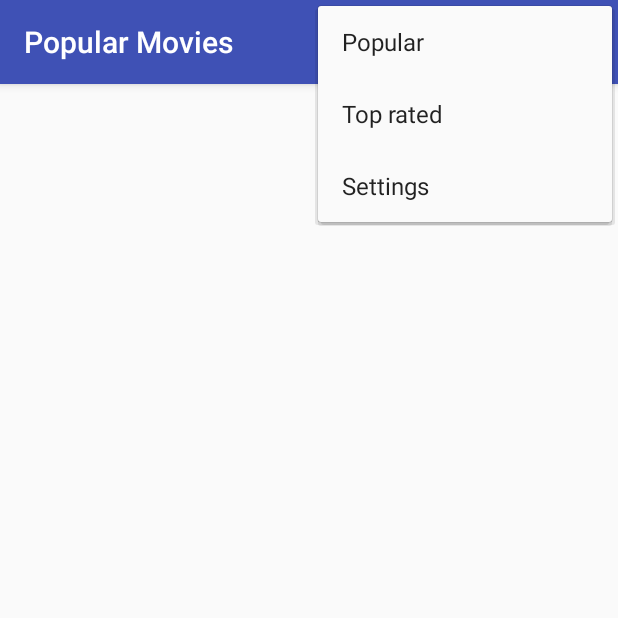
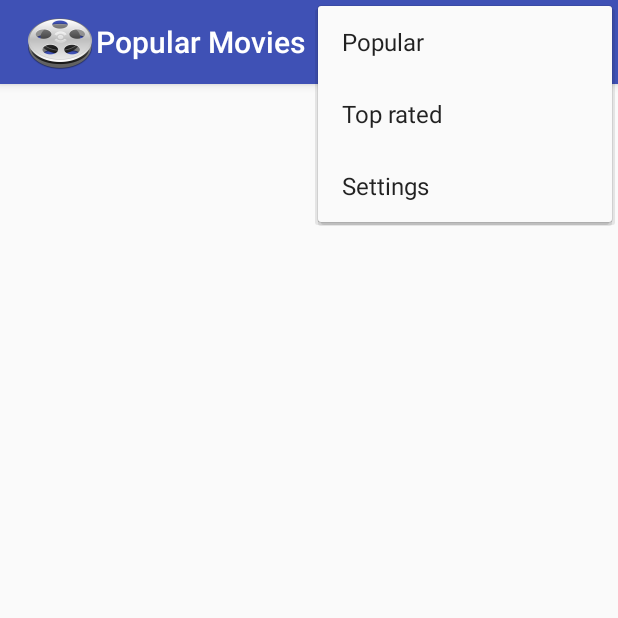
Before and after one commit to DaceyE/PopularMovies, an Android app: the screen it shows after launch (MainActivity), with the options menu open, on a phone screen of 412 x 824 dp, the top half of it. Run offline under Robolectric (Android 15) with nearby library versions, the phone set to English and light mode, and no system bars; our stand-ins replace Picasso; pictures from the network do not load; 1 statement that could not run was skipped.

Commit message:
Added custom app icon and displayed it in the actiobar of main activity.

```diff
--- a/app/src/main/java/com/example/android/ennis/barrett/popularmovies/MainActivity.java
+++ b/app/src/main/java/com/example/android/ennis/barrett/popularmovies/MainActivity.java
@@ -8,6 +8,7 @@ import android.os.Bundle;
 import android.preference.PreferenceManager;
 import android.support.v4.app.Fragment;
 import android.support.v4.app.FragmentManager;
+import android.support.v7.app.ActionBar;
 import android.support.v7.app.AppCompatActivity;
 import android.support.v7.widget.Toolbar;
 import android.util.Log;
@@ -55,6 +56,10 @@ public class MainActivity extends AppCompatActivity implements MainFragment.List
         setContentView(R.layout.activity_main);
         Toolbar toolbar = (Toolbar) findViewById(R.id.toolbar);
         setSupportActionBar(toolbar);
+        ActionBar actionBar = getSupportActionBar();
+        actionBar.setDisplayShowHomeEnabled(true);
+        actionBar.setIcon(R.mipmap.ic_launcher);
+
 
         TMDbSyncAdapter.initializeSyncAdapter(this);
         Log.i(TAG, "onCreate finished");
```
Also changed, not shown: app/src/main/res/mipmap-hdpi/ic_launcher.png, app/src/main/res/mipmap-mdpi/ic_launcher.png, app/src/main/res/mipmap-xhdpi/ic_launcher.png, app/src/main/res/mipmap-xxhdpi/ic_launcher.png, app/src/main/res/mipmap-xxxhdpi/ic_launcher.png.
